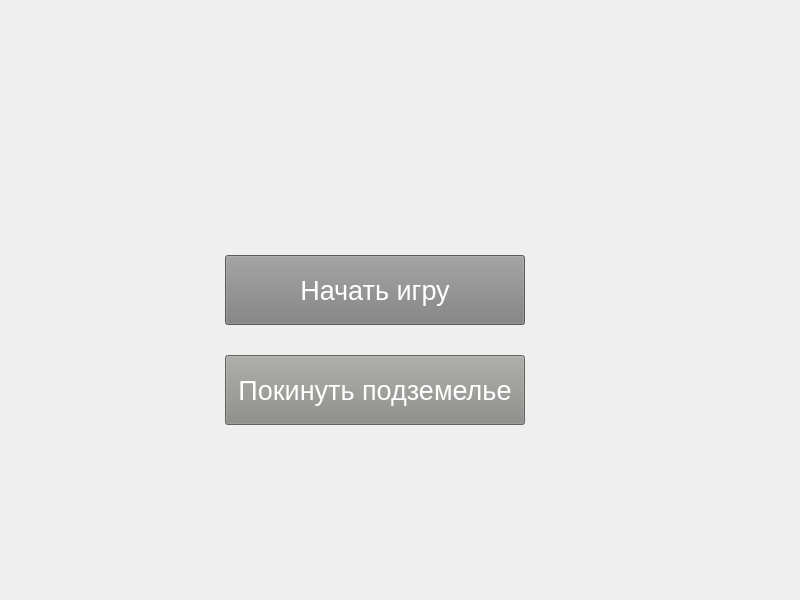
Soykaa/Dnd_cpp, file DnD/src/game_menu.ui: the form before one commit.
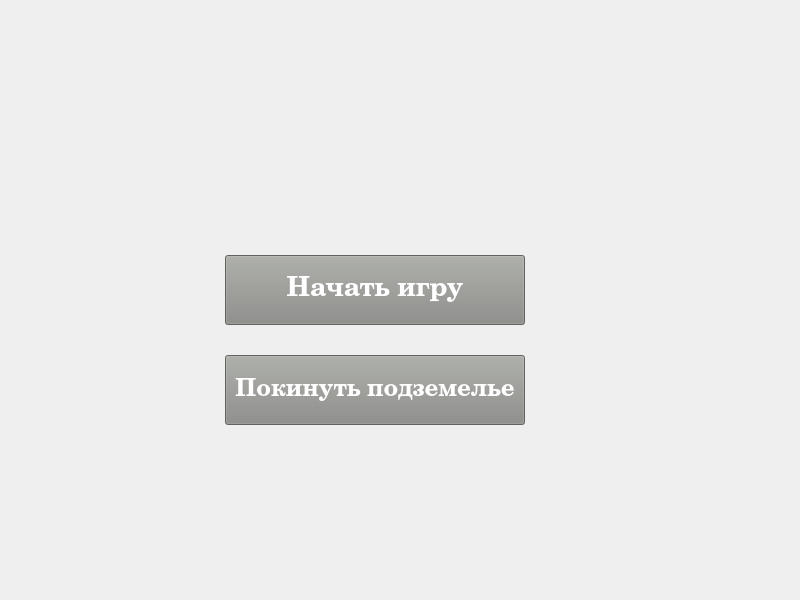
The form after the commit.

Diff of the .ui file:
```diff
--- a/DnD/src/game_menu.ui
+++ b/DnD/src/game_menu.ui
@@ -22,10 +22,17 @@
 		<height>70</height>
 	</rect>
 			</property>
+   <property name="font">
+    <font>
+     <family>Century Schoolbook L</family>
+     <pointsize>20</pointsize>
+     <weight>75</weight>
+     <italic>false</italic>
+     <bold>true</bold>
+    </font>
+   </property>
 			<property name="styleSheet">
-	<string notr="true">font: 63 11pt &quot;Ubuntu&quot;;
-font-size:27px;
-background-color: #808080;
+    <string notr="true">background-color: rgb(136, 138, 133);
 color: rgb(255, 255, 255);</string>
 			</property>
 			<property name="text">
@@ -41,10 +48,16 @@
 		<height>70</height>
 	</rect>
 			</property>
+   <property name="font">
+    <font>
+     <family>Century Schoolbook L</family>
+     <pointsize>18</pointsize>
+     <weight>75</weight>
+     <bold>true</bold>
+    </font>
+   </property>
 			<property name="styleSheet">
-	<string notr="true">font: 63 11pt &quot;Ubuntu&quot;;
-font-size:27px;
-background-color: rgb(136, 138, 133);
+    <string notr="true">background-color: rgb(136, 138, 133);
 color: rgb(255, 255, 255);</string>
 			</property>
 			<property name="text">
```
Lines whose indentation alone changed are shown as unchanged.
